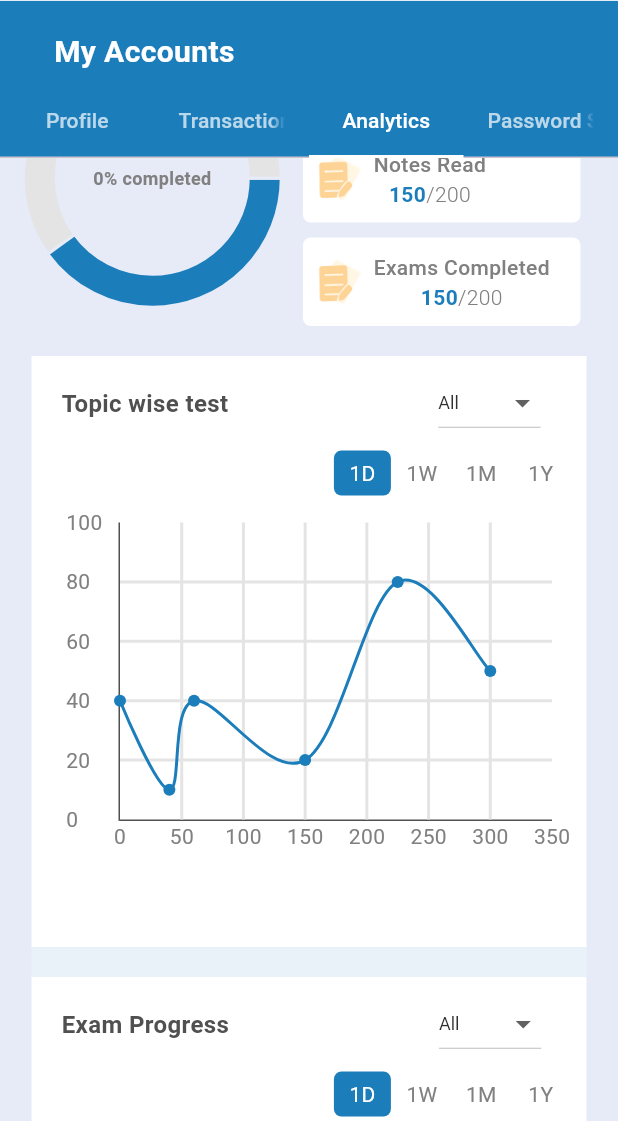
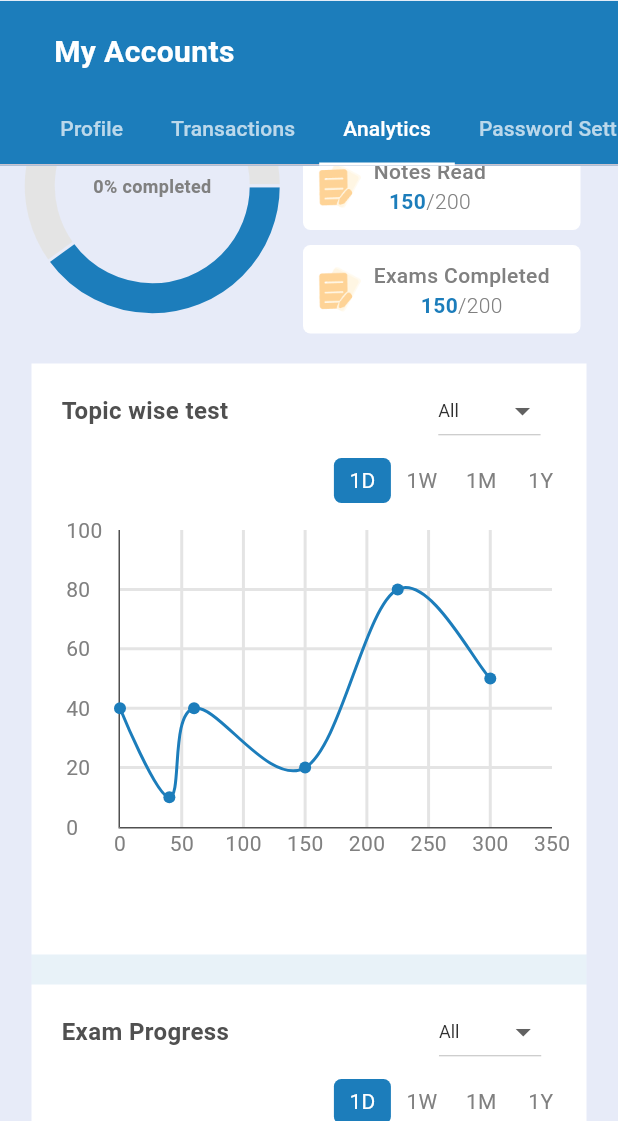
Before and after one commit to swornika-maharjan/dallo_task, a Flutter app: the screen it shows after launch, tab 3 chosen, scrolled down 1728 dp, on a phone screen of 412 x 824 dp, the part 115-1236 px from its top. Run offline on Flutter 3.47's test engine with Material 3 defaults, Android fonts, the phone set to English and light mode, and no system bars; drawn by our look-alikes of fl_chart; our stand-ins replace cached_network_image, flutter_form_builder, form_builder_validators, get, shared_preferences, table_calendar; missing offline and left inert: flutter_network_library.

Commit message:
task 2 final

```diff
--- a/lib/task/component/appbar_component.dart
+++ b/lib/task/component/appbar_component.dart
@@ -29,11 +29,15 @@ class AppbarComponent extends StatelessWidget implements PreferredSizeWidget {
           SizedBox(
             height: 24,
             width: 24,
-            child: Image.asset('assets/images/drawer.png'),
+            child: GestureDetector(
+              onTap: () {
+                Scaffold.of(context).openEndDrawer();
+              },
+              child: Image.asset('assets/images/drawer.png'),
+            ),
           ),
           const SizedBox(width: 16),
         ],
-
       ),
     );
   }
--- a/lib/task/screen/main_page.dart
+++ b/lib/task/screen/main_page.dart
@@ -34,6 +34,27 @@ class ShikshaNetworkState extends StatelessWidget {
       ),
       //appbar
       appBar: AppbarComponent(),
+      endDrawer: Drawer(
+        child: Container(
+          color: Colors.blue.shade50,
+          child: Padding(
+            padding: const EdgeInsets.all(20),
+            child: Column(
+              crossAxisAlignment: CrossAxisAlignment.start,
+              children: [
+                const SizedBox(height: 20),
+                Image.asset('assets/images/drawer.png', height: 24, width: 24),
+                const SizedBox(height: 20),
+                const Text('My Account'),
+                const SizedBox(height: 20),
+                const Text('Settings'),
+                const SizedBox(height: 20),
+                const Text('Logout'),
+              ],
+            ),
+          ),
+        ),
+      ),
       body: SingleChildScrollView(
         child: Column(
           crossAxisAlignment: CrossAxisAlignment.start,
--- a/lib/task2/components/tab_bar_component.dart
+++ b/lib/task2/components/tab_bar_component.dart
@@ -21,7 +21,7 @@ class _TabBarComponentState extends State<TabBarComponent>
       children: [
         // Tab Bar
         Container(
-          height: 105,
+          height: 110,
           color: AppColors.primary,
           child: Column(
             children: [
@@ -42,19 +42,22 @@ class _TabBarComponentState extends State<TabBarComponent>
                 ),
               ),
               Container(
-                margin: EdgeInsets.only(top: 10),
+                margin: EdgeInsets.only(top: 15),
                 child: TabBar(
                   controller: controller.tabController,
-                  tabs: const [
-                    Tab(text: "Profile"),
-                    Tab(text: "Transactions"),
-                    Tab(text: "Analytics"),
-                    Tab(text: "Password Settings"),
-                  ],
+                  tabs:
+                      controller.tabItems
+                          .map(
+                            (item) => Tab(
+                              child: Text(item, style: TextStyle(fontSize: 14)),
+                            ),
+                          )
+                          .toList(),
                   labelColor: AppColors.dentbox,
                   unselectedLabelColor: AppColors.dentbox.withOpacity(0.7),
                   indicatorColor: AppColors.dentbox,
                   indicatorSize: TabBarIndicatorSize.tab,
+                  isScrollable: true,
                 ),
               ),
             ],
--- a/lib/task2/controller/line_chart_controller.dart
+++ b/lib/task2/controller/line_chart_controller.dart
@@ -15,19 +15,19 @@ class LineChartController extends GetxController {
       [
         FlSpot(0, 40),
         FlSpot(20, 60),
-        FlSpot(40, 20),
+        FlSpot(60, 80),
         FlSpot(150, 30),
         FlSpot(250, 100),
-        FlSpot(350, 10),
+        FlSpot(300, 60),
       ].obs;
   final RxList<FlSpot> _lineChart3 =
       [
         FlSpot(0, 0),
         FlSpot(30, 50),
         FlSpot(60, 20),
-        FlSpot(180, 50),
+        FlSpot(150, 60),
         FlSpot(250, 90),
-        FlSpot(300, 100),
+        FlSpot(300, 80),
       ].obs;
 
   List<FlSpot> get lineChart => _lineChart;
--- a/lib/task2/controller/tab_bar_controller.dart
+++ b/lib/task2/controller/tab_bar_controller.dart
@@ -4,6 +4,13 @@ import 'package:get/get.dart';
 class CustomTabController extends GetxController
     with GetSingleTickerProviderStateMixin {
   late TabController tabController;
+
+  //variable used to store the tab items.
+  final RxList _tabItems =
+      ['Profile', 'Transactions', 'Analytics', 'Password Settings'].obs;
+
+  //getter
+  List get tabItems => _tabItems;
 
   @override
   void onInit() {
--- a/lib/task2/screens/myaccounts.dart
+++ b/lib/task2/screens/myaccounts.dart
@@ -12,6 +12,30 @@ class MyAccountsScreen extends StatefulWidget {
 class MyAccountsScreenState extends State<MyAccountsScreen> {
   @override
   Widget build(BuildContext context) {
-    return Scaffold(appBar: AppbarComponent(), body: TabBarComponent());
+    return Scaffold(
+      appBar: AppbarComponent(),
+      endDrawer: Drawer(
+        child: Container(
+          color: Colors.blue.shade50,
+          child: Padding(
+            padding: const EdgeInsets.all(20),
+            child: Column(
+              crossAxisAlignment: CrossAxisAlignment.start,
+              children: [
+                const SizedBox(height: 20),
+                Image.asset('assets/images/drawer.png', height: 24, width: 24),
+                const SizedBox(height: 20),
+                const Text('My Account'),
+                const SizedBox(height: 20),
+                const Text('Settings'),
+                const SizedBox(height: 20),
+                const Text('Logout'),
+              ],
+            ),
+          ),
+        ),
+      ),
+      body: TabBarComponent(),
+    );
   }
 }
```
